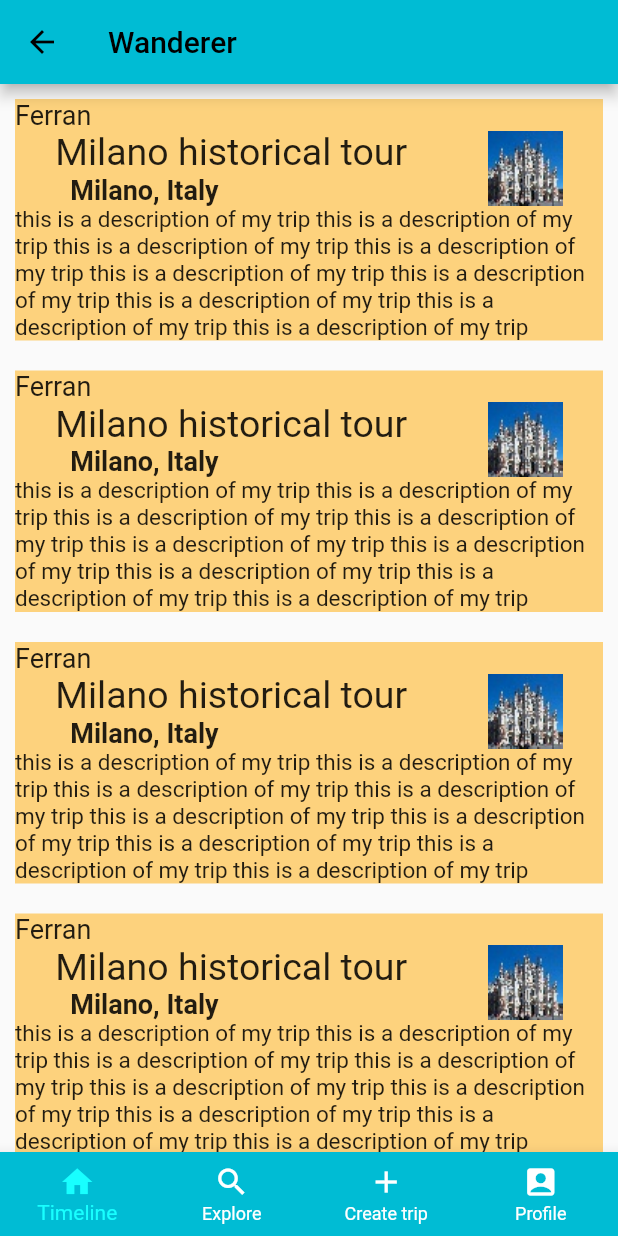
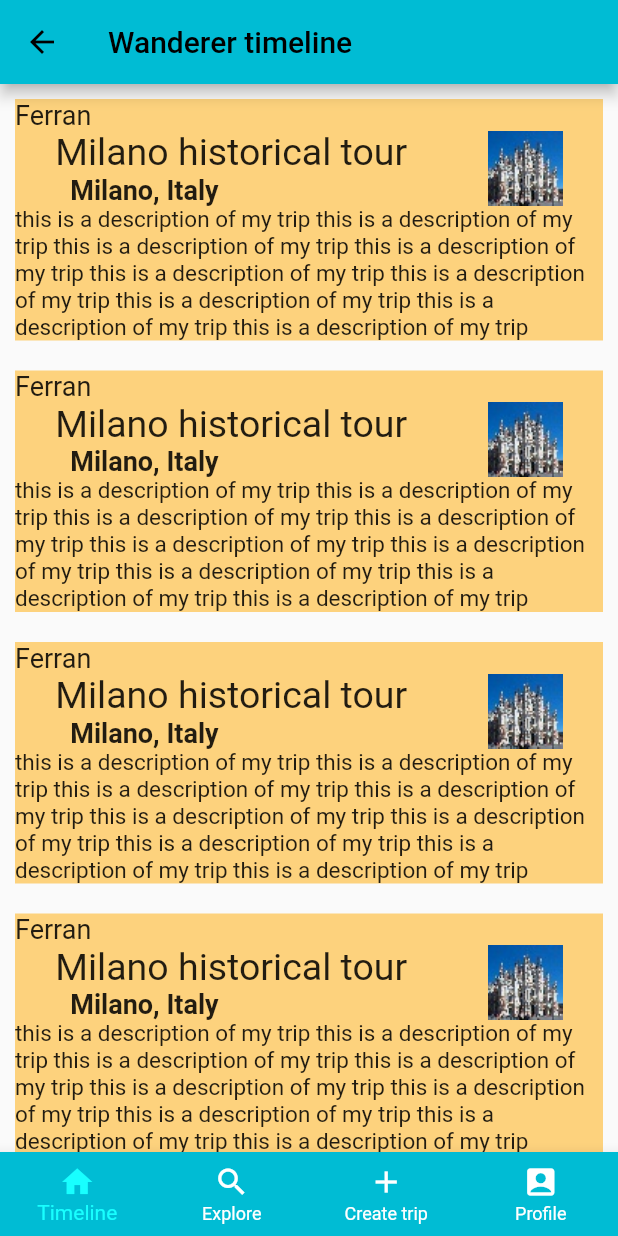
Before and after one commit to Pilar-Ferran/wanderer3, a Flutter app: the HomeScreen screen opened by its route, on a phone screen of 412 x 824 dp. Run offline on Flutter 3.47's test engine with Material 2 defaults, Android fonts, the phone set to English and light mode, and no system bars; our stand-ins replace firebase_auth, firebase_core, fluttertoast, google_sign_in; accounts and stored records are empty.

Commit message:
idea de hacer que el appBar esté dentro de cada pantalla. pero no parece muy buena idea. mejor descubrir como funciona el pager y entonces decidir

```diff
--- a/lib/Screens/home_screen.dart
+++ b/lib/Screens/home_screen.dart
@@ -39,11 +39,11 @@ class _HomeScreenState extends State<HomeScreen> {
   Widget build(BuildContext context) {
     // This method is rerun every time setState is called
     return Scaffold(
-      appBar: AppBar(
+      /*appBar: AppBar(
         // Here we take the value from the MyHomePage object that was created by
         // the App.build method, and use it to set our appbar title.
         title: Text(widget.title),
-      ),
+      ),*/
       body: Center(
         child: fourNavigationScreens.elementAt(selectedIndex),
       ),
--- a/lib/Screens/timeline_screen.dart
+++ b/lib/Screens/timeline_screen.dart
@@ -18,7 +18,9 @@ class _TimelineScreenState extends State<TimelineScreen> {
     //TODO maybe do outside of build()
     List<TripPreview> trips = [TripPreview(), TripPreview(), TripPreview(), TripPreview(), TripPreview()];  //posts to show in the timeline
     //he quitado el center
-    return Column(
+    return Scaffold(
+      appBar:AppBar( title: const Text("Wanderer timeline")),
+      body: Column(
         //comments borrados
         mainAxisAlignment: MainAxisAlignment.center,
         children: <Widget>[
@@ -31,6 +33,7 @@ class _TimelineScreenState extends State<TimelineScreen> {
               )
           )
         ],
-      );
+      ),
+    );
   }
 }
```
